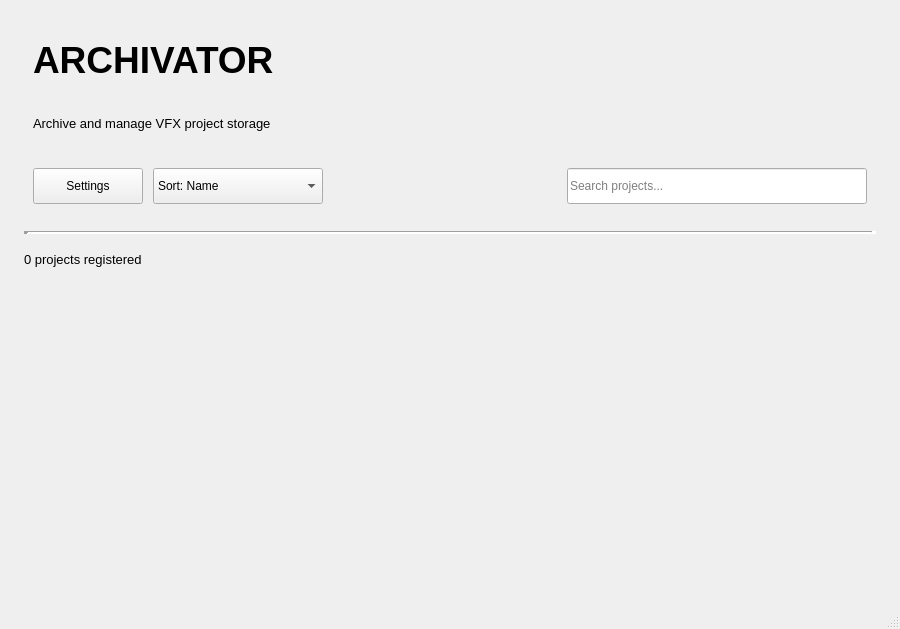
First picture: the form in python/ui/view/interface.ui, repository ClaireBenes/Archivator, before the edit.
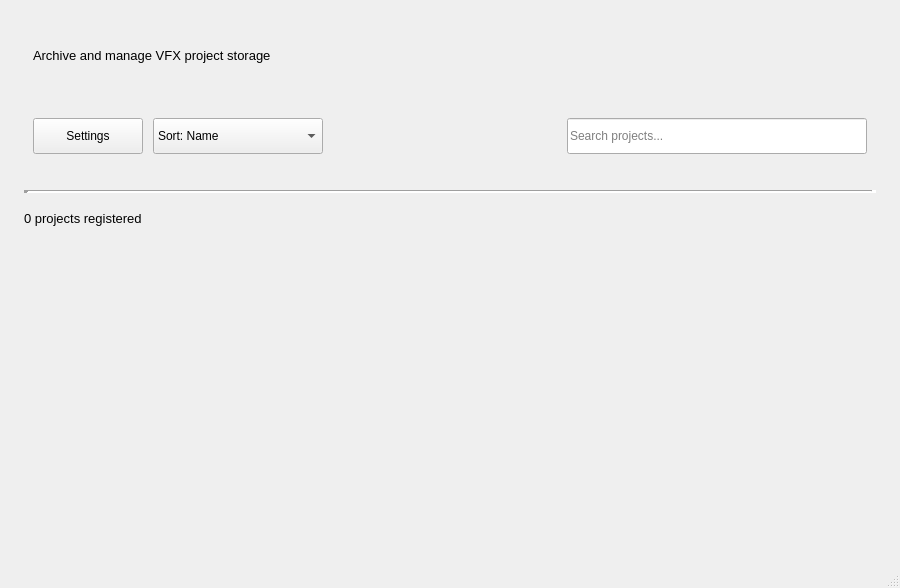
Second picture: the form after the edit.

Commit message: [chore] archivator ui new look

```diff
--- a/python/ui/view/interface.ui
+++ b/python/ui/view/interface.ui
@@ -7,7 +7,7 @@
     <x>0</x>
     <y>0</y>
     <width>900</width>
-    <height>629</height>
+    <height>588</height>
    </rect>
   </property>
   <property name="windowTitle">
@@ -22,7 +22,7 @@
      <number>24</number>
     </property>
     <property name="topMargin">
-     <number>24</number>
+     <number>0</number>
     </property>
     <property name="rightMargin">
      <number>24</number>
@@ -42,23 +42,12 @@
        <property name="spacing">
         <number>10</number>
        </property>
+       <property name="topMargin">
+        <number>20</number>
+       </property>
        <property name="bottomMargin">
         <number>0</number>
        </property>
-       <item>
-        <widget class="QLabel" name="titleLabel">
-         <property name="font">
-          <font>
-           <family>Segoe UI</family>
-           <pointsize>28</pointsize>
-           <bold>true</bold>
-          </font>
-         </property>
-         <property name="text">
-          <string>ARCHIVATOR</string>
-         </property>
-        </widget>
-       </item>
        <item>
         <widget class="QLabel" name="subtitleLabel">
          <property name="font">
```
